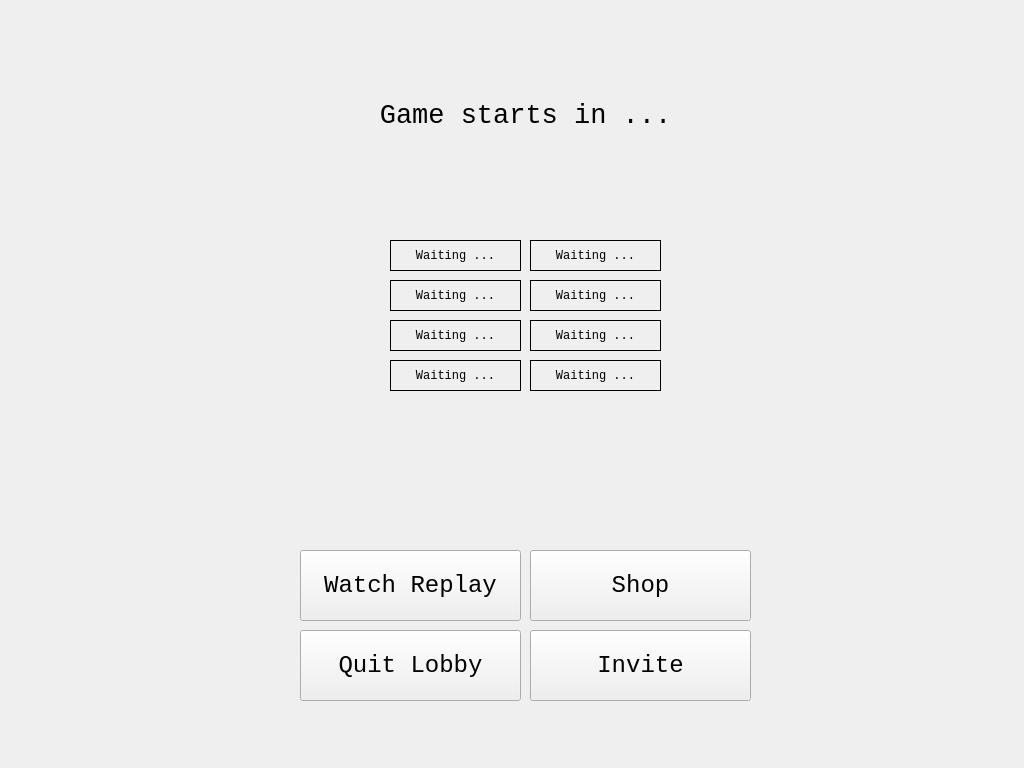
First picture: the form in VOF-Client-Desktop/lobby.ui, repository SBEmafph/voltorbflip-clone, before the edit.
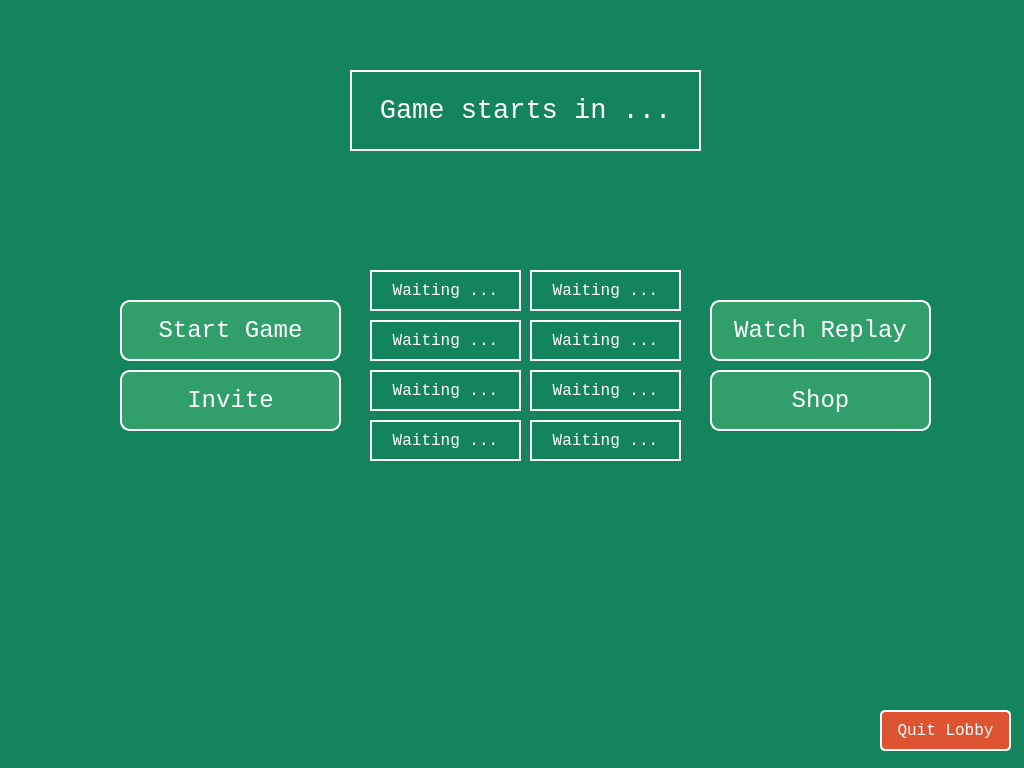
Second picture: the form after the edit. Icons and pictures are not drawn.

Commit message: Design auf Startmenu, Wartelobby, Rules, Replay, Spieloberfläche übertragen

```diff
--- a/VOF-Client-Desktop/lobby.ui
+++ b/VOF-Client-Desktop/lobby.ui
@@ -13,20 +13,28 @@
   <property name="windowTitle">
    <string>Form</string>
   </property>
+  <property name="styleSheet">
+   <string notr="true">background-color: #14845C;</string>
+  </property>
   <widget class="QLabel" name="player2">
    <property name="geometry">
     <rect>
-     <x>390</x>
-     <y>280</y>
-     <width>131</width>
-     <height>31</height>
+     <x>370</x>
+     <y>320</y>
+     <width>151</width>
+     <height>41</height>
     </rect>
    </property>
    <property name="font">
     <font>
      <family>Consolas</family>
+     <pointsize>12</pointsize>
     </font>
    </property>
+   <property name="styleSheet">
+    <string notr="true">color: white;
+border: 2px solid #ffffff;</string>
+   </property>
    <property name="frameShape">
     <enum>QFrame::Shape::Box</enum>
    </property>
@@ -40,10 +48,10 @@
   <widget class="QPushButton" name="shopBtn">
    <property name="geometry">
     <rect>
-     <x>530</x>
-     <y>550</y>
+     <x>710</x>
+     <y>370</y>
      <width>221</width>
-     <height>71</height>
+     <height>61</height>
     </rect>
    </property>
    <property name="font">
@@ -53,6 +61,18 @@
      <bold>false</bold>
     </font>
    </property>
+   <property name="styleSheet">
+    <string notr="true">QPushButton#shopBtn {
+    border-radius: 10px;
+    background-color: #309F6A;
+    color: white;
+    border: 2px solid #ffffff;
+}
+
+QPushButton#shopBtn:hover {
+    background-color: #3cb079;
+}</string>
+   </property>
    <property name="text">
     <string>Shop</string>
    </property>
@@ -66,10 +86,10 @@
   <widget class="QLabel" name="timerLabel">
    <property name="geometry">
     <rect>
-     <x>360</x>
-     <y>80</y>
-     <width>331</width>
-     <height>71</height>
+     <x>350</x>
+     <y>70</y>
+     <width>351</width>
+     <height>81</height>
     </rect>
    </property>
    <property name="font">
@@ -78,6 +98,10 @@
      <pointsize>20</pointsize>
     </font>
    </property>
+   <property name="styleSheet">
+    <string notr="true">color: white;
+border: 2px solid #ffffff;</string>
+   </property>
    <property name="text">
     <string>Game starts in ...</string>
    </property>
@@ -89,16 +113,21 @@
    <property name="geometry">
     <rect>
      <x>530</x>
-     <y>360</y>
-     <width>131</width>
-     <height>31</height>
+     <y>420</y>
+     <width>151</width>
+     <height>41</height>
     </rect>
    </property>
    <property name="font">
     <font>
      <family>Consolas</family>
+     <pointsize>12</pointsize>
     </font>
    </property>
+   <property name="styleSheet">
+    <string notr="true">color: white;
+border: 2px solid #ffffff;</string>
+   </property>
    <property name="frameShape">
     <enum>QFrame::Shape::Box</enum>
    </property>
@@ -112,10 +141,10 @@
   <widget class="QPushButton" name="inviteBtn">
    <property name="geometry">
     <rect>
-     <x>530</x>
-     <y>630</y>
+     <x>120</x>
+     <y>370</y>
      <width>221</width>
-     <height>71</height>
+     <height>61</height>
     </rect>
    </property>
    <property name="font">
@@ -125,6 +154,18 @@
      <bold>false</bold>
     </font>
    </property>
+   <property name="styleSheet">
+    <string notr="true">QPushButton#inviteBtn {
+    border-radius: 10px;
+    background-color: #309F6A;
+    color: white;
+    border: 2px solid #ffffff;
+}
+
+QPushButton#inviteBtn:hover {
+    background-color: #3cb079;
+}</string>
+   </property>
    <property name="text">
     <string>Invite</string>
    </property>
@@ -139,16 +180,21 @@
    <property name="geometry">
     <rect>
      <x>530</x>
-     <y>240</y>
-     <width>131</width>
-     <height>31</height>
+     <y>270</y>
+     <width>151</width>
+     <height>41</height>
     </rect>
    </property>
    <property name="font">
     <font>
      <family>Consolas</family>
+     <pointsize>12</pointsize>
     </font>
    </property>
+   <property name="styleSheet">
+    <string notr="true">color: white;
+border: 2px solid #ffffff;</string>
+   </property>
    <property name="frameShape">
     <enum>QFrame::Shape::Box</enum>
    </property>
@@ -162,17 +208,22 @@
   <widget class="QLabel" name="player4">
    <property name="geometry">
     <rect>
-     <x>390</x>
-     <y>360</y>
-     <width>131</width>
-     <height>31</height>
+     <x>370</x>
+     <y>420</y>
+     <width>151</width>
+     <height>41</height>
     </rect>
    </property>
    <property name="font">
     <font>
      <family>Consolas</family>
+     <pointsize>12</pointsize>
     </font>
    </property>
+   <property name="styleSheet">
+    <string notr="true">color: white;
+border: 2px solid #ffffff;</string>
+   </property>
    <property name="frameShape">
     <enum>QFrame::Shape::Box</enum>
    </property>
@@ -186,10 +237,10 @@
   <widget class="QPushButton" name="replayBtn">
    <property name="geometry">
     <rect>
-     <x>300</x>
-     <y>550</y>
+     <x>710</x>
+     <y>300</y>
      <width>221</width>
-     <height>71</height>
+     <height>61</height>
     </rect>
    </property>
    <property name="font">
@@ -199,6 +250,18 @@
      <bold>false</bold>
     </font>
    </property>
+   <property name="styleSheet">
+    <string notr="true">QPushButton#replayBtn {
+    border-radius: 10px;
+    background-color: #309F6A;
+    color: white;
+    border: 2px solid #ffffff;
+}
+
+QPushButton#replayBtn:hover {
+    background-color: #3cb079;
+}</string>
+   </property>
    <property name="text">
     <string>Watch Replay</string>
    </property>
@@ -213,16 +276,21 @@
    <property name="geometry">
     <rect>
      <x>530</x>
-     <y>320</y>
-     <width>131</width>
-     <height>31</height>
+     <y>370</y>
+     <width>151</width>
+     <height>41</height>
     </rect>
    </property>
    <property name="font">
     <font>
      <family>Consolas</family>
+     <pointsize>12</pointsize>
     </font>
    </property>
+   <property name="styleSheet">
+    <string notr="true">color: white;
+border: 2px solid #ffffff;</string>
+   </property>
    <property name="frameShape">
     <enum>QFrame::Shape::Box</enum>
    </property>
@@ -236,19 +304,31 @@
   <widget class="QPushButton" name="quitBtn">
    <property name="geometry">
     <rect>
-     <x>300</x>
-     <y>630</y>
-     <width>221</width>
-     <height>71</height>
+     <x>880</x>
+     <y>710</y>
+     <width>131</width>
+     <height>41</height>
     </rect>
    </property>
    <property name="font">
     <font>
      <family>Consolas</family>
-     <pointsize>18</pointsize>
+     <pointsize>12</pointsize>
      <bold>false</bold>
     </font>
    </property>
+   <property name="styleSheet">
+    <string notr="true">QPushButton#quitBtn {
+    border-radius: 5px;
+    background-color: #de5331;
+    color: white;
+    border: 2px solid #ffffff;
+}
+
+QPushButton#quitBtn:hover {
+    background-color: #e86241;
+}</string>
+   </property>
    <property name="text">
     <string>Quit Lobby</string>
    </property>
@@ -262,17 +342,22 @@
   <widget class="QLabel" name="player1">
    <property name="geometry">
     <rect>
-     <x>390</x>
-     <y>240</y>
-     <width>131</width>
-     <height>31</height>
+     <x>370</x>
+     <y>270</y>
+     <width>151</width>
+     <height>41</height>
     </rect>
    </property>
    <property name="font">
     <font>
      <family>Consolas</family>
+     <pointsize>12</pointsize>
     </font>
    </property>
+   <property name="styleSheet">
+    <string notr="true">color: white;
+border: 2px solid #ffffff;</string>
+   </property>
    <property name="frameShape">
     <enum>QFrame::Shape::Box</enum>
    </property>
@@ -286,17 +371,22 @@
   <widget class="QLabel" name="player3">
    <property name="geometry">
     <rect>
-     <x>390</x>
-     <y>320</y>
-     <width>131</width>
-     <height>31</height>
+     <x>370</x>
+     <y>370</y>
+     <width>151</width>
+     <height>41</height>
     </rect>
    </property>
    <property name="font">
     <font>
      <family>Consolas</family>
+     <pointsize>12</pointsize>
     </font>
    </property>
+   <property name="styleSheet">
+    <string notr="true">color: white;
+border: 2px solid #ffffff;</string>
+   </property>
    <property name="frameShape">
     <enum>QFrame::Shape::Box</enum>
    </property>
@@ -311,16 +401,21 @@
    <property name="geometry">
     <rect>
      <x>530</x>
-     <y>280</y>
-     <width>131</width>
-     <height>31</height>
+     <y>320</y>
+     <width>151</width>
+     <height>41</height>
     </rect>
    </property>
    <property name="font">
     <font>
      <family>Consolas</family>
+     <pointsize>12</pointsize>
     </font>
    </property>
+   <property name="styleSheet">
+    <string notr="true">color: white;
+border: 2px solid #ffffff;</string>
+   </property>
    <property name="frameShape">
     <enum>QFrame::Shape::Box</enum>
    </property>
@@ -331,6 +426,82 @@
     <set>Qt::AlignmentFlag::AlignCenter</set>
    </property>
   </widget>
+  <widget class="QPushButton" name="startBtn">
+   <property name="geometry">
+    <rect>
+     <x>120</x>
+     <y>300</y>
+     <width>221</width>
+     <height>61</height>
+    </rect>
+   </property>
+   <property name="font">
+    <font>
+     <family>Consolas</family>
+     <pointsize>18</pointsize>
+     <bold>false</bold>
+    </font>
+   </property>
+   <property name="styleSheet">
+    <string notr="true">QPushButton#startBtn {
+    border-radius: 10px;
+    background-color: #309F6A;
+    color: white;
+    border: 2px solid #ffffff;
+}
+
+QPushButton#startBtn:hover {
+    background-color: #3cb079;
+}</string>
+   </property>
+   <property name="text">
+    <string>Start Game</string>
+   </property>
+   <property name="iconSize">
+    <size>
+     <width>20</width>
+     <height>20</height>
+    </size>
+   </property>
+  </widget>
+  <widget class="QLabel" name="label_2">
+   <property name="geometry">
+    <rect>
+     <x>260</x>
+     <y>70</y>
+     <width>81</width>
+     <height>81</height>
+    </rect>
+   </property>
+   <property name="text">
+    <string/>
+   </property>
+   <property name="pixmap">
+    <pixmap resource="voltorb_img.qrc">:/:/images/images/Voltorb.png</pixmap>
+   </property>
+   <property name="scaledContents">
+    <bool>true</bool>
+   </property>
+  </widget>
+  <widget class="QLabel" name="label_3">
+   <property name="geometry">
+    <rect>
+     <x>710</x>
+     <y>70</y>
+     <width>81</width>
+     <height>81</height>
+    </rect>
+   </property>
+   <property name="text">
+    <string/>
+   </property>
+   <property name="pixmap">
+    <pixmap resource="voltorb_img.qrc">:/:/images/images/Voltorb.png</pixmap>
+   </property>
+   <property name="scaledContents">
+    <bool>true</bool>
+   </property>
+  </widget>
  </widget>
  <resources/>
  <connections/>
```
Left out of the diff: 4 changed lines with no effect on the pictures. The commit also changes 11 other files.
